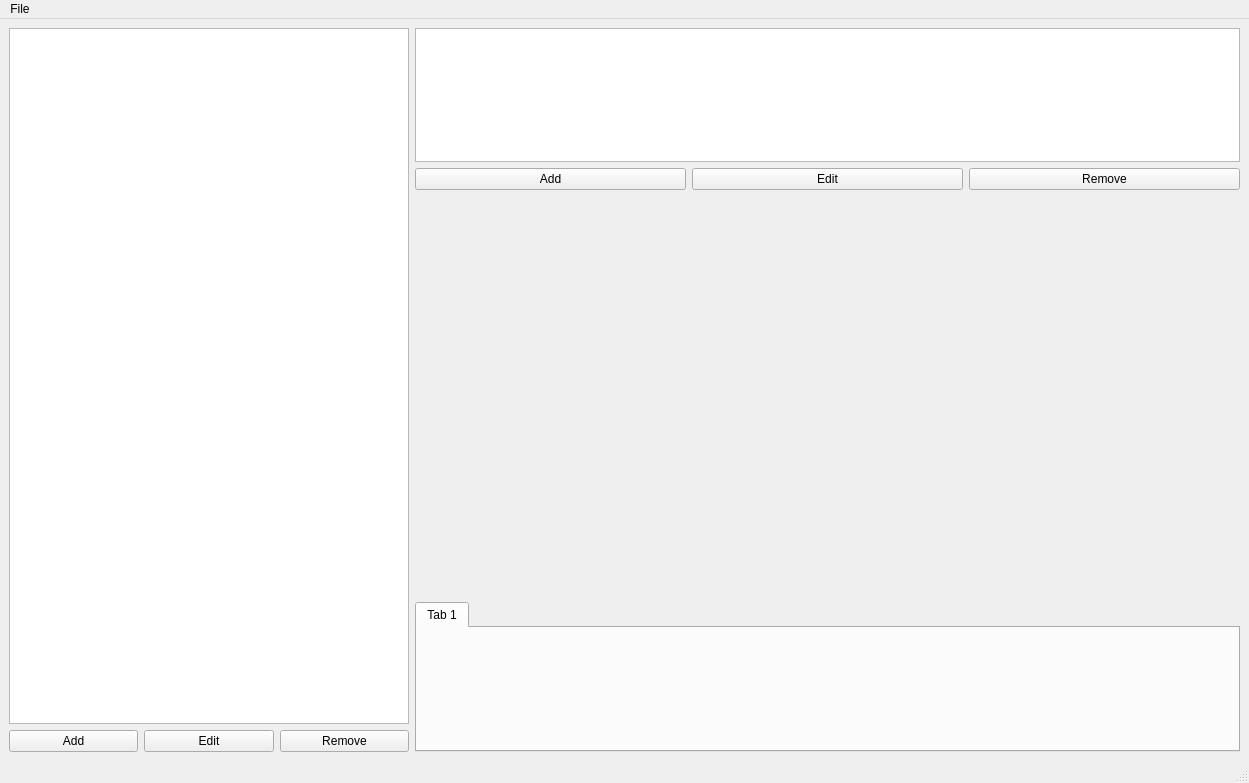
Old version of the form src/QT/guiMain.ui in the repository therob762/simtoi.
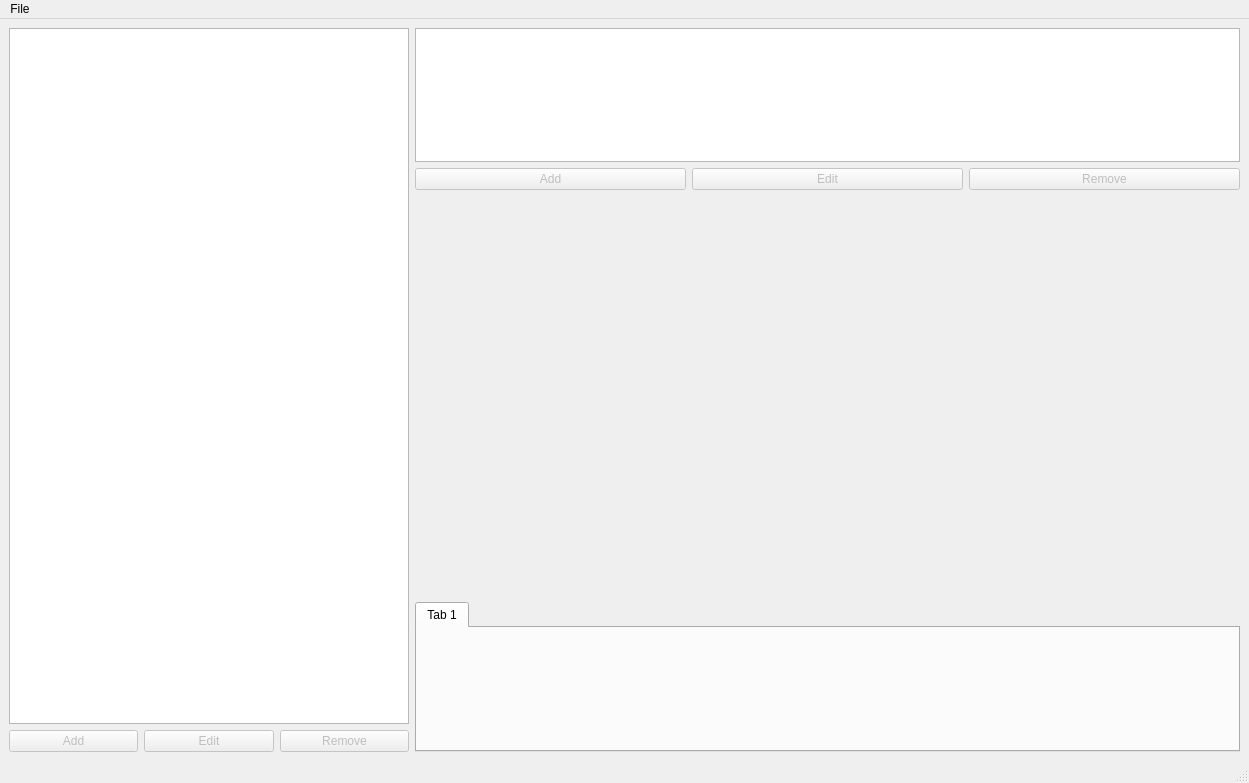
New version of the form.

Commit message: Start with all buttons disabled. Enable after new region is created.

What changed in the file:
```diff
--- a/src/QT/guiMain.ui
+++ b/src/QT/guiMain.ui
@@ -37,6 +37,9 @@
        <layout class="QGridLayout" name="gridLayout">
         <item row="0" column="1">
          <widget class="QPushButton" name="btnEditModel">
+          <property name="enabled">
+           <bool>false</bool>
+          </property>
           <property name="text">
            <string>Edit</string>
           </property>
@@ -44,6 +47,9 @@
         </item>
         <item row="0" column="0">
          <widget class="QPushButton" name="btnAddModel">
+          <property name="enabled">
+           <bool>false</bool>
+          </property>
           <property name="text">
            <string>Add</string>
           </property>
@@ -51,6 +57,9 @@
         </item>
         <item row="0" column="2">
          <widget class="QPushButton" name="btnRemoveModel">
+          <property name="enabled">
+           <bool>false</bool>
+          </property>
           <property name="text">
            <string>Remove</string>
           </property>
@@ -86,6 +95,9 @@
            <layout class="QGridLayout" name="gridLayout_2">
             <item row="0" column="1">
              <widget class="QPushButton" name="btnEditData">
+              <property name="enabled">
+               <bool>false</bool>
+              </property>
               <property name="text">
                <string>Edit</string>
               </property>
@@ -93,6 +105,9 @@
             </item>
             <item row="0" column="0">
              <widget class="QPushButton" name="btnAddData">
+              <property name="enabled">
+               <bool>false</bool>
+              </property>
               <property name="text">
                <string>Add</string>
               </property>
@@ -100,6 +115,9 @@
             </item>
             <item row="0" column="2">
              <widget class="QPushButton" name="btnRemoveData">
+              <property name="enabled">
+               <bool>false</bool>
+              </property>
               <property name="text">
                <string>Remove</string>
               </property>
```
The commit also changes 7 other files.
